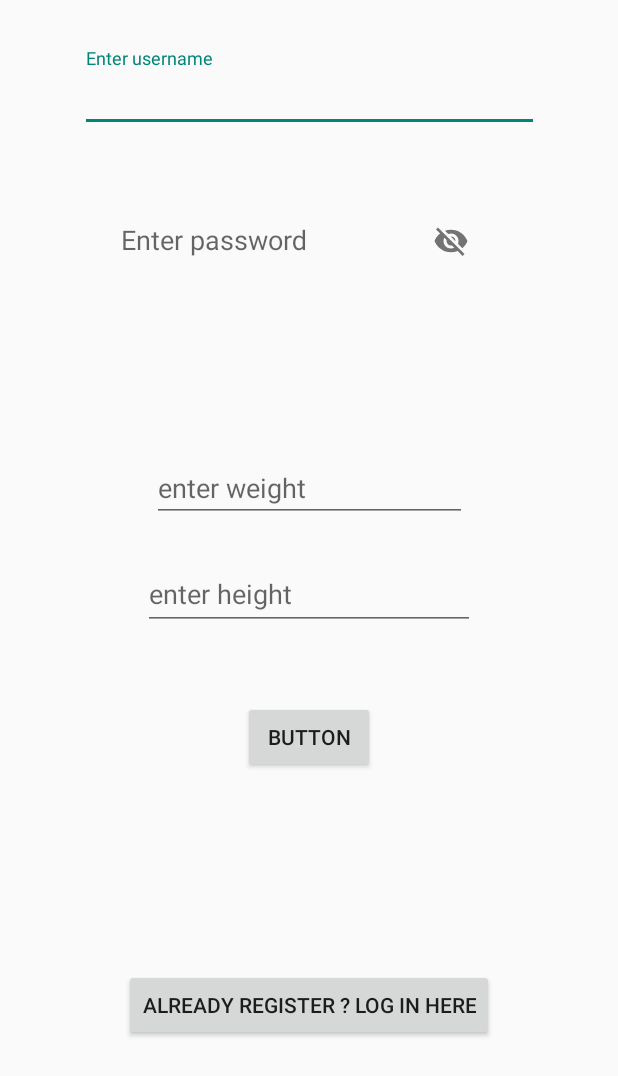
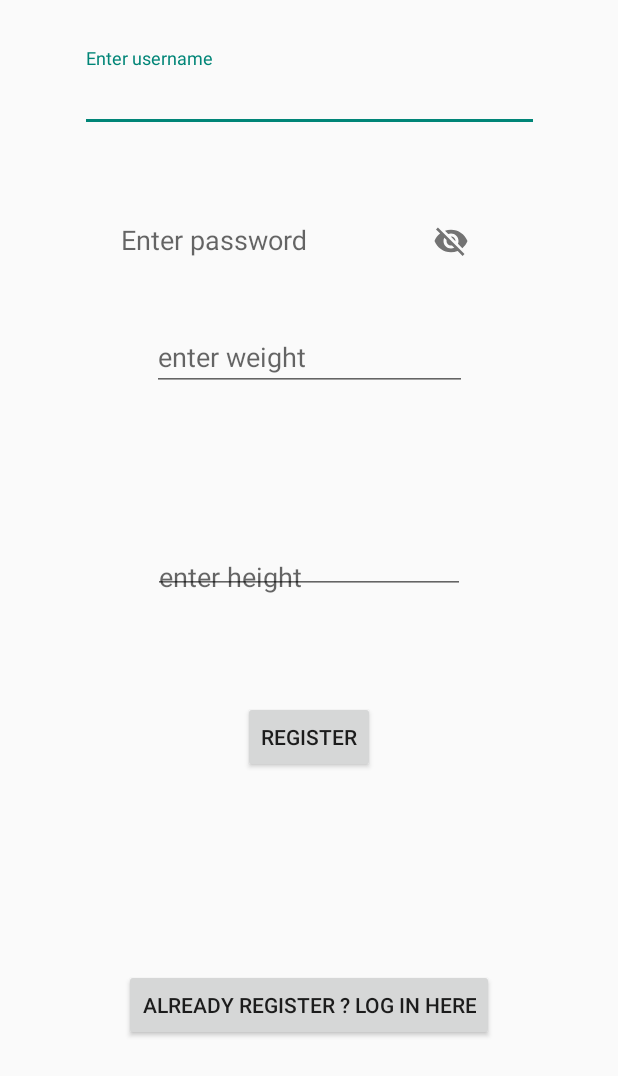
Before and after one commit to RomainReina/Projet_Android, an Android app: the screen it shows after launch (Register), on a phone screen of 412 x 824 dp. Shown: the top 1076 px of the screen. Run offline under Robolectric (Android 15) with nearby library versions, the phone set to English and light mode, and no system bars; our stand-ins replace Room's generated code.

Commit message:
Vérification des inputs de register + login

```diff
--- a/app/src/main/java/com/example/projet_android/MainActivity.java
+++ b/app/src/main/java/com/example/projet_android/MainActivity.java
@@ -19,9 +19,9 @@ import pl.pawelkleczkowski.customgauge.CustomGauge;
 
 public class MainActivity extends AppCompatActivity implements PopupMenu.OnMenuItemClickListener, View.OnClickListener {
 
-    //TODO utilisation parcable pour récupérer plussieurs donées en passant de login à main
-    //TODO bdd elle fait quoi ?
     //TODO esthétisme page d'accueil
+    //TODO d'abord page login puis redirection si nécessaire vers register
+    //TODO CComparer les usernames dans la bdd pour register et login
 
 
     Executor executor = Executors.newSingleThreadExecutor();
--- a/app/src/main/java/com/example/projet_android/UserDAO.java
+++ b/app/src/main/java/com/example/projet_android/UserDAO.java
@@ -2,12 +2,14 @@ package com.example.projet_android;
 
 import android.os.Bundle;
 
+import androidx.annotation.RequiresPermission;
 import androidx.room.Delete;
 import androidx.room.Insert;
 import androidx.room.OnConflictStrategy;
 import androidx.room.Query;
 import androidx.room.Dao;
 
+import java.util.ArrayList;
 import java.util.List;
 @Dao
 public interface UserDAO {
@@ -15,6 +17,8 @@ public interface UserDAO {
     @Query("select * from users where username =(:username)")
     User retrieveUserInfo(String username);
 
+    @Query("select username from users")
+    List<String> allUsername();
 
     @Insert(onConflict = OnConflictStrategy.REPLACE)
     void insertAll(List<User> users);
--- a/app/src/main/res/layout/register.xml
+++ b/app/src/main/res/layout/register.xml
@@ -1,6 +1,5 @@
 <?xml version="1.0" encoding="utf-8"?>
-<androidx.constraintlayout.widget.ConstraintLayout
-    xmlns:android="http://schemas.android.com/apk/res/android"
+<androidx.constraintlayout.widget.ConstraintLayout xmlns:android="http://schemas.android.com/apk/res/android"
     xmlns:app="http://schemas.android.com/apk/res-auto"
     xmlns:tools="http://schemas.android.com/tools"
     android:layout_width="match_parent"
@@ -29,8 +28,8 @@
         android:layout_marginTop="32dp"
         app:layout_constraintEnd_toEndOf="parent"
         app:layout_constraintStart_toStartOf="parent"
-        app:passwordToggleEnabled="true"
-        app:layout_constraintTop_toBottomOf="@+id/textInputLayout">
+        app:layout_constraintTop_toBottomOf="@+id/textInputLayout"
+        app:passwordToggleEnabled="true">
 
         <com.google.android.material.textfield.TextInputEditText
             android:id="@+id/password"
@@ -40,11 +39,11 @@
     </com.google.android.material.textfield.TextInputLayout>
 
     <Button
-        android:id="@+id/button"
+        android:id="@+id/RegisterButton"
         android:layout_width="wrap_content"
         android:layout_height="wrap_content"
         android:layout_marginTop="292dp"
-        android:text="Button"
+        android:text="Register"
         app:layout_constraintEnd_toEndOf="parent"
         app:layout_constraintStart_toStartOf="parent"
         app:layout_constraintTop_toBottomOf="@+id/textInputLayout3" />
@@ -53,7 +52,7 @@
         android:id="@+id/textInputLayout5"
         android:layout_width="210dp"
         android:layout_height="53dp"
-        app:layout_constraintBottom_toTopOf="@+id/button"
+        android:layout_marginTop="32dp"
         app:layout_constraintEnd_toEndOf="parent"
         app:layout_constraintStart_toStartOf="parent"
         app:layout_constraintTop_toBottomOf="@+id/textInputLayout3">
@@ -66,9 +65,10 @@
     </com.google.android.material.textfield.TextInputLayout>
 
     <com.google.android.material.textfield.TextInputLayout
-        android:layout_width="221dp"
-        android:layout_height="87dp"
-        app:layout_constraintBottom_toTopOf="@+id/button"
+        android:layout_width="208dp"
+        android:layout_height="31dp"
+        android:layout_marginTop="32dp"
+        app:layout_constraintBottom_toTopOf="@+id/RegisterButton"
         app:layout_constraintEnd_toEndOf="parent"
         app:layout_constraintStart_toStartOf="parent"
         app:layout_constraintTop_toBottomOf="@+id/textInputLayout5">
@@ -88,6 +88,6 @@
         app:layout_constraintBottom_toBottomOf="parent"
         app:layout_constraintEnd_toEndOf="parent"
         app:layout_constraintStart_toStartOf="parent"
-        app:layout_constraintTop_toBottomOf="@+id/button" />
+        app:layout_constraintTop_toBottomOf="@+id/RegisterButton" />
 
 </androidx.constraintlayout.widget.ConstraintLayout>
```
Also changed, not shown: app/src/main/java/com/example/projet_android/Login.java (+68 -0 lines), app/src/main/java/com/example/projet_android/Register.java (+102 -28 lines).
